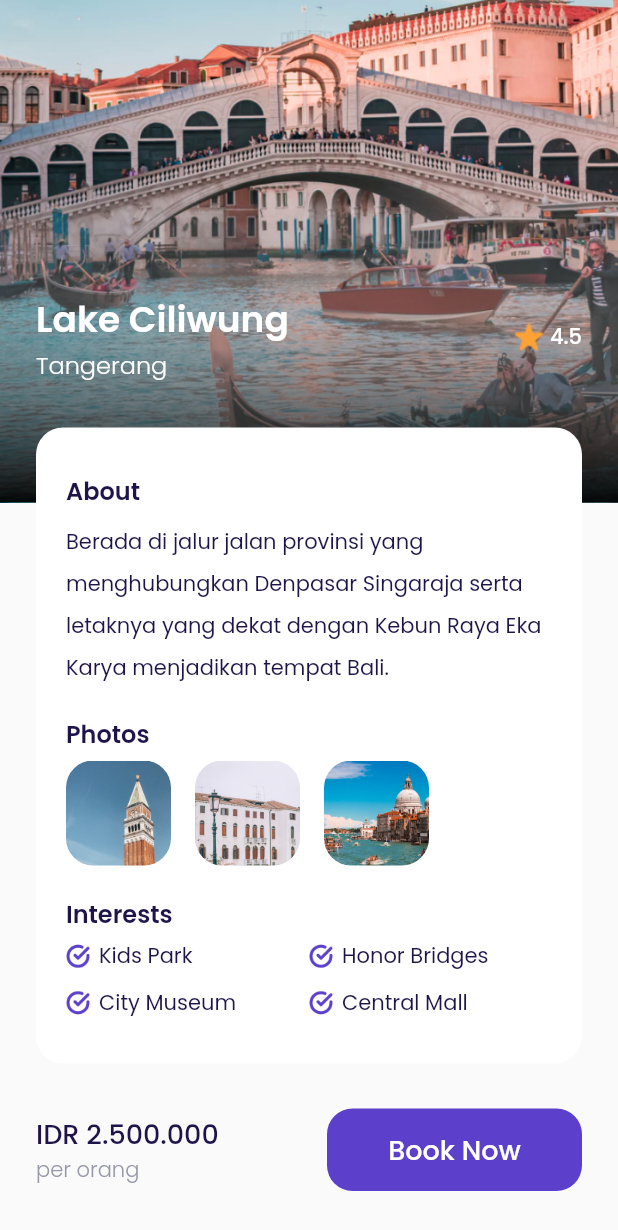
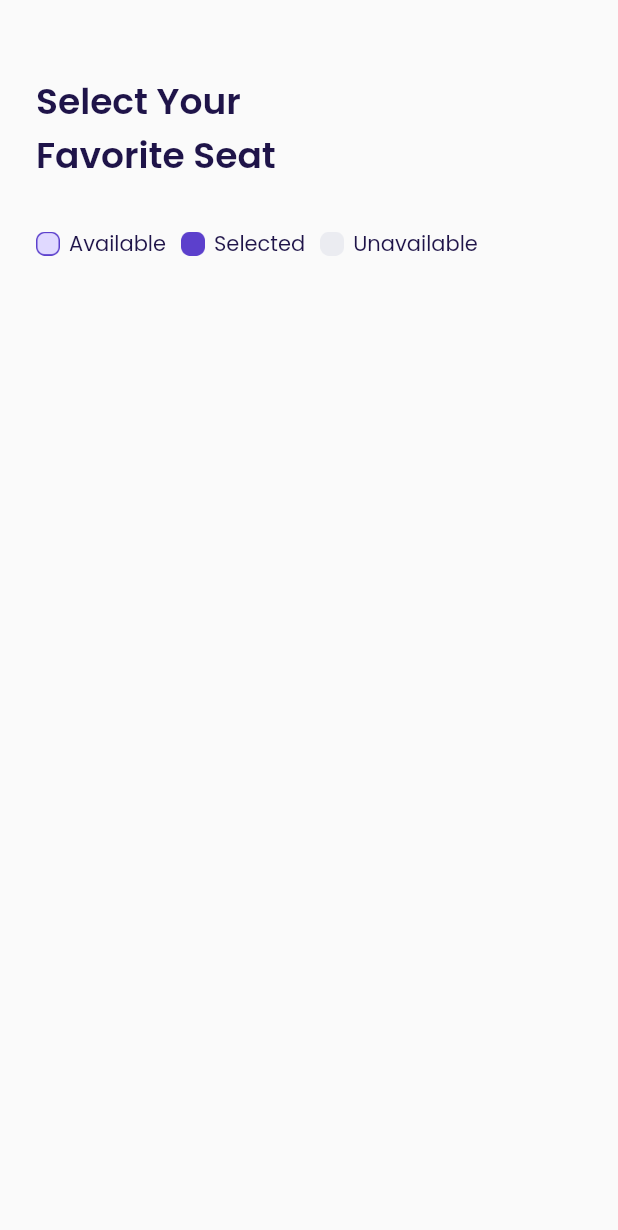
Before and after one commit to acepnurmansidik/MobileApp-Travel, a Flutter app: the DetailPage screen opened directly, scrolled down 115 dp, after a tap on "Book Now", on a phone screen of 412 x 824 dp. Shown: the top 1230 px of the screen. Run offline on Flutter 3.47's test engine with Material 2 defaults, Android fonts, the phone set to English and light mode, and no system bars; our stand-ins replace google_fonts.

Commit message:
Choose seat page - title & status

```diff
--- a/lib/ui/pages/DetailPage.dart
+++ b/lib/ui/pages/DetailPage.dart
@@ -1,6 +1,8 @@
+import 'package:airplane/ui/pages/choose_seat_page.dart';
 import 'package:airplane/ui/widgets/custome_button.dart';
 import 'package:airplane/ui/widgets/interest_item.dart';
 import 'package:airplane/ui/widgets/photo_item.dart';
+import 'package:flutter/cupertino.dart';
 import 'package:flutter/material.dart';
 import '../../shared/theme.dart';
 
@@ -38,9 +40,7 @@ class DetailPage extends StatelessWidget {
     Widget content() {
       return Container(
         width: double.infinity,
-        margin: EdgeInsets.symmetric(
-          horizontal: defaultMargin
-        ),
+        margin: EdgeInsets.symmetric(horizontal: defaultMargin),
         child: Column(
           children: [
             // NOTED: EMBLEM
@@ -50,9 +50,7 @@ class DetailPage extends StatelessWidget {
               margin: EdgeInsets.only(top: 30),
               decoration: BoxDecoration(
                   image: DecorationImage(
-                  image: AssetImage('assets/icons/emblem.png')
-                )
-              ),
+                      image: AssetImage('assets/icons/emblem.png'))),
             ),
             // NOTED: TITLE
             Container(
@@ -66,17 +64,13 @@ class DetailPage extends StatelessWidget {
                         Text(
                           'Lake Ciliwung',
                           style: whiteStyle.copyWith(
-                            fontSize: 24,
-                            fontWeight: semibold
-                          ),
+                              fontSize: 24, fontWeight: semibold),
                           overflow: TextOverflow.ellipsis,
                         ),
                         Text(
                           'Tangerang',
                           style: whiteStyle.copyWith(
-                            fontSize: 16,
-                            fontWeight: light
-                          ),
+                              fontSize: 16, fontWeight: light),
                         )
                       ],
                     ),
@@ -89,15 +83,12 @@ class DetailPage extends StatelessWidget {
                         margin: EdgeInsets.only(right: 2),
                         decoration: BoxDecoration(
                             image: DecorationImage(
-                            image: AssetImage('assets/icons/icon_star.png')
-                          )
-                        ),
+                                image:
+                                    AssetImage('assets/icons/icon_star.png'))),
                       ),
                       Text(
                         '4.5',
-                        style: whiteStyle.copyWith(
-                          fontWeight: medium
-                        ),
+                        style: whiteStyle.copyWith(fontWeight: medium),
                       )
                     ],
                   )
@@ -108,42 +99,37 @@ class DetailPage extends StatelessWidget {
             Container(
               width: double.infinity,
               margin: EdgeInsets.only(top: 30),
-              padding: EdgeInsets.symmetric(
-                vertical: 30,
-                horizontal: 20
-              ),
+              padding: EdgeInsets.symmetric(vertical: 30, horizontal: 20),
               decoration: BoxDecoration(
-                color: kWhiteColor,
-                borderRadius: BorderRadius.circular(18)
-              ),
+                  color: kWhiteColor, borderRadius: BorderRadius.circular(18)),
               child: Column(
                 crossAxisAlignment: CrossAxisAlignment.start,
                 children: [
                   // NOTED: ABOUT
                   Text(
                     'About',
-                    style: blackStyle.copyWith(
-                      fontSize: 16,
-                      fontWeight: semibold
+                    style:
+                        blackStyle.copyWith(fontSize: 16, fontWeight: semibold),
                   ),
+                  SizedBox(
+                    height: 6,
                   ),
-                  SizedBox(height: 6,),
                   Text(
                     'Berada di jalur jalan provinsi yang menghubungkan Denpasar Singaraja serta letaknya yang dekat dengan Kebun Raya Eka Karya menjadikan tempat Bali.',
-                    style: blackStyle.copyWith(
-                      height: 2
+                    style: blackStyle.copyWith(height: 2),
                   ),
+                  SizedBox(
+                    height: 20,
                   ),
-                  SizedBox(height: 20,),
                   Text(
                     'Photos',
-                    style: blackStyle.copyWith(
-                      fontSize: 16,
-                      fontWeight: semibold
-                    ),
+                    style:
+                        blackStyle.copyWith(fontSize: 16, fontWeight: semibold),
                   ),
                   // NOTED: PHOTOS
-                  SizedBox(height: 6,),
+                  SizedBox(
+                    height: 6,
+                  ),
                   SingleChildScrollView(
                     scrollDirection: Axis.horizontal,
                     child: Row(
@@ -154,23 +140,27 @@ class DetailPage extends StatelessWidget {
                       ],
                     ),
                   ),
-                  SizedBox(height: 20,),
+                  SizedBox(
+                    height: 20,
+                  ),
                   // NOTED: INTERESTS
                   Text(
                     'Interests',
-                    style: blackStyle.copyWith(
-                      fontSize: 16,
-                      fontWeight: semibold
+                    style:
+                        blackStyle.copyWith(fontSize: 16, fontWeight: semibold),
                   ),
+                  SizedBox(
+                    height: 6,
                   ),
-                  SizedBox(height: 6,),
                   Row(
                     children: [
                       InterestItem(text: 'Kids Park'),
                       InterestItem(text: 'Honor Bridges'),
                     ],
                   ),
-                  SizedBox(height: 10,),
+                  SizedBox(
+                    height: 10,
+                  ),
                   Row(
                     children: [
                       InterestItem(text: 'City Museum'),
@@ -183,9 +173,7 @@ class DetailPage extends StatelessWidget {
             // NOTED: PRICE & BOOK BUTTON
             Container(
               width: double.infinity,
-              margin: EdgeInsets.symmetric(
-                vertical: 30
-              ),
+              margin: EdgeInsets.symmetric(vertical: 30),
               child: Row(
                 children: [
                   // NOTED: PRICE
@@ -196,21 +184,26 @@ class DetailPage extends StatelessWidget {
                         Text(
                           'IDR 2.500.000',
                           style: blackStyle.copyWith(
-                            fontSize: 18,
-                            fontWeight: medium
-                          ),
+                              fontSize: 18, fontWeight: medium),
                         ),
                         Text(
                           'per orang',
-                          style: greyStyle.copyWith(
-                            fontWeight: light
-                          ),
+                          style: greyStyle.copyWith(fontWeight: light),
                         )
                       ],
                     ),
                   ),
                   // NOTED: BUTTON BOOK NOW
-                  CustomeButton(title: 'Book Now', onPressed: (){}, width: 170,)
+                  CustomeButton(
+                    title: 'Book Now',
+                    width: 170,
+                    onPressed: () {
+                      Navigator.push(
+                          context,
+                          MaterialPageRoute(
+                              builder: (context) => ChooseSeatPage()));
+                    },
+                  )
                 ],
               ),
             ),
--- /dev/null
+++ b/lib/ui/pages/choose_seat_page.dart
@@ -0,0 +1,96 @@
+import 'package:flutter/material.dart';
+import '../../shared/theme.dart';
+
+class ChooseSeatPage extends StatelessWidget {
+  const ChooseSeatPage({Key? key}) : super(key: key);
+
+  @override
+  Widget build(BuildContext context) {
+    Widget title() {
+      return Container(
+        margin: EdgeInsets.only(top: 50),
+        child: Text(
+          'Select Your\nFavorite Seat',
+          style: blackStyle.copyWith(fontSize: 24, fontWeight: semibold),
+        ),
+      );
+    }
+
+    Widget seatStatus() {
+      return Container(
+        width: double.infinity,
+        margin: EdgeInsets.only(
+          top: 30,
+        ),
+        child: Row(
+          children: [
+            Row(
+              children: [
+                Container(
+                  width: 16,
+                  height: 16,
+                  margin: EdgeInsets.only(right: 6),
+                  decoration: BoxDecoration(
+                    image: DecorationImage(
+                      image: AssetImage('assets/icons/icon_available.png')
+                    )
+                  ),
+                ),
+                Text(
+                  'Available',
+                  style: blackStyle,
+                )
+              ],
+            ),
+            SizedBox(width: 10,),
+            Row(
+              children: [
+                Container(
+                  width: 16,
+                  height: 16,
+                  margin: EdgeInsets.only(right: 6),
+                  decoration: BoxDecoration(
+                    image: DecorationImage(
+                      image: AssetImage('assets/icons/icon_selected.png')
+                    )
+                  ),
+                ),
+                Text(
+                  'Selected',
+                  style: blackStyle,
+                )
+              ],
+            ),
+            SizedBox(width: 10,),
+            Row(
+              children: [
+                Container(
+                  width: 16,
+                  height: 16,
+                  margin: EdgeInsets.only(right: 6),
+                  decoration: BoxDecoration(
+                    image: DecorationImage(
+                      image: AssetImage('assets/icons/icon_unavailable.png')
+                    )
+                  ),
+                ),
+                Text(
+                  'Unavailable',
+                  style: blackStyle,
+                )
+              ],
+            ),
+          ],
+        ),
+      );
+    }
+
+    return Scaffold(
+      backgroundColor: kBackgroundColor,
+      body: ListView(
+        padding: EdgeInsets.symmetric(horizontal: defaultMargin),
+        children: [title(), seatStatus()],
+      ),
+    );
+  }
+}
```
Lines whose indentation alone changed are shown as unchanged.
